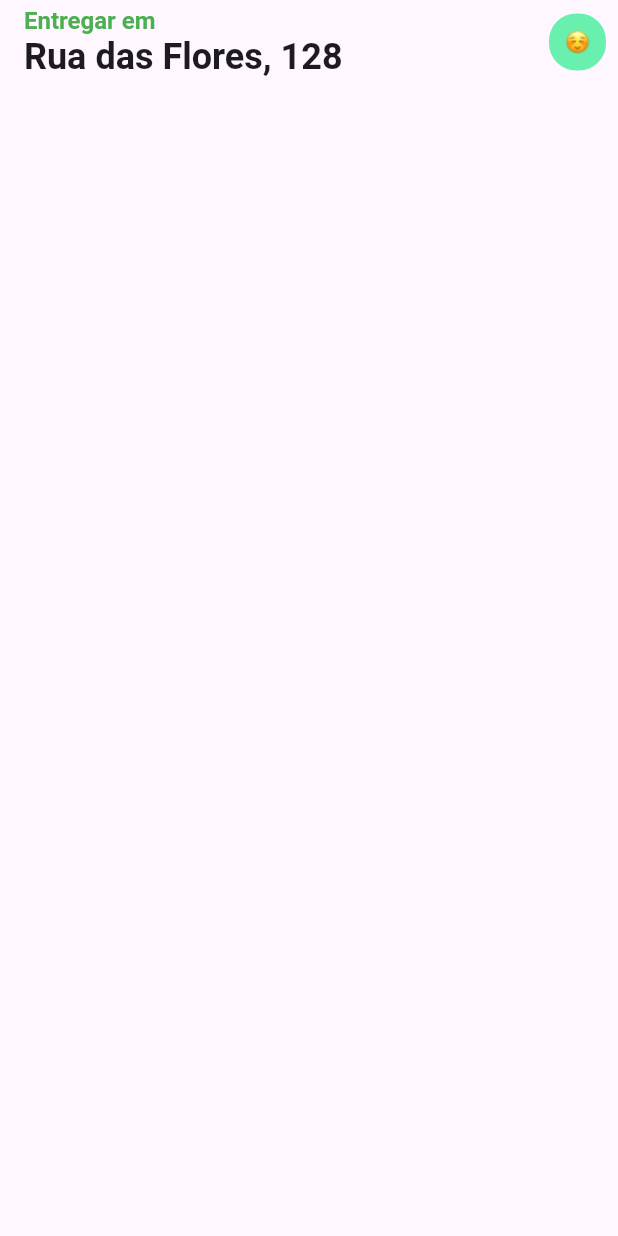
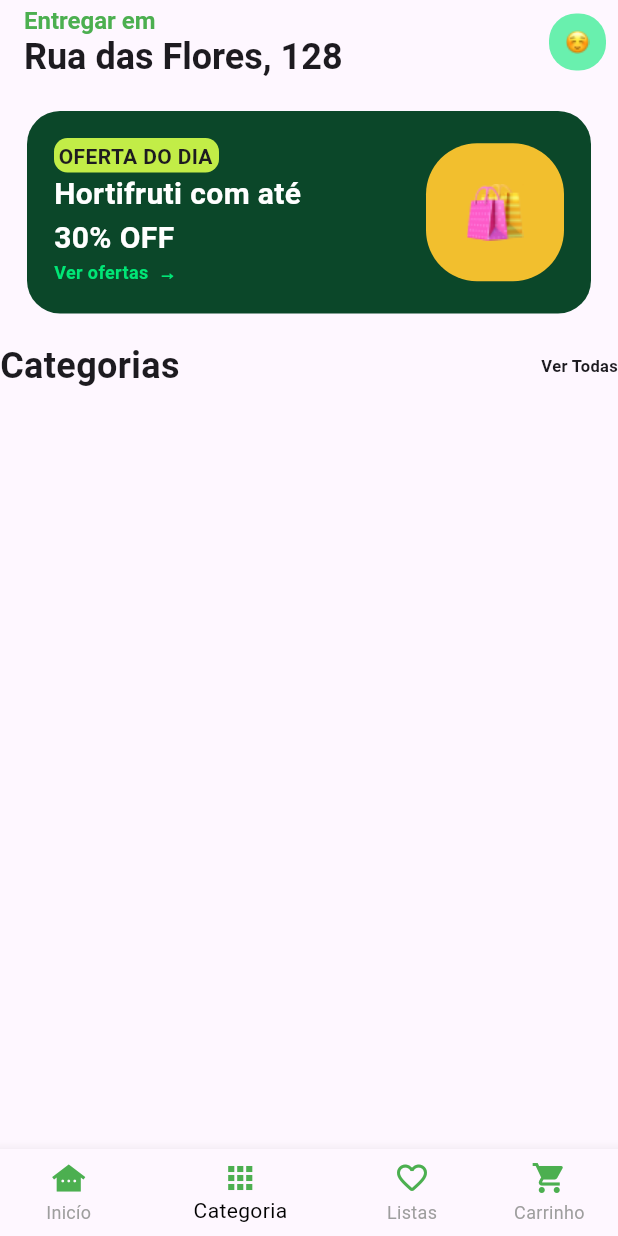
Before and after one commit to BrunoRprogm/Flutter_aulas, a Flutter app: the screen it shows after launch, on a phone screen of 412 x 824 dp. Run offline on Flutter 3.47's test engine with Material 3 defaults, Android fonts, the phone set to English and light mode, and no system bars.

Commit message:
Subindo a continuação da tela base - parei em ctegoria

```diff
--- a/aula_15_assets_imagensefontes_wrap/lib/main.dart
+++ b/aula_15_assets_imagensefontes_wrap/lib/main.dart
@@ -1,4 +1,5 @@
 import 'package:flutter/material.dart';
+import 'package:flutter/rendering.dart';
 
 void main() {
   runApp(const MyApp());
@@ -49,6 +50,128 @@ class MyApp extends StatelessWidget {
             ),
           ],
         ),
+        bottomNavigationBar: BottomNavigationBar(
+          showUnselectedLabels:
+              true, //Necessariamente para mostrar a escrita da
+          //bottom navegation quye não esta selecionada precisamos deixar esse cara em
+          //true
+          unselectedItemColor:
+              Colors.grey, //E este para alterar a cor das labels
+          //que por padrão vem quase como invísivel.
+          unselectedLabelStyle: TextStyle(color: Colors.black),
+          items: const [
+            BottomNavigationBarItem(
+              icon: Icon(Icons.other_houses_sharp, color: Colors.green),
+              label: 'Inicío',
+            ),
+            BottomNavigationBarItem(
+              icon: Icon(Icons.apps_outlined, color: Colors.green),
+              label: 'Categoria',
+            ),
+            BottomNavigationBarItem(
+              icon: Icon(Icons.favorite_border_rounded, color: Colors.green),
+              label: 'Listas',
+            ),
+            BottomNavigationBarItem(
+              icon: Icon(Icons.shopping_cart, color: Colors.green),
+              label: 'Carrinho',
+            ),
+          ],
+          currentIndex:
+              1, //serve para deixar marcado qual dos itens da app bar está ativo
+          //selecionado!
+          fixedColor: Colors.black,
+        ),
+        body: Column(
+          children: [
+            Container(
+              //Espaçamento fora do container "É oque não deixa
+              // o objeto encostar nas bordas"
+              margin: EdgeInsets.all(18),
+              padding: EdgeInsets.all(18),
+
+              decoration: BoxDecoration(
+                borderRadius: BorderRadius.circular(22),
+                color: Color(0xFF0B4729),
+              ),
+              child: Row(
+                // crossAxisAlignment: CrossAxisAlignment.start,
+                children: [
+                  Column(
+                    crossAxisAlignment: CrossAxisAlignment.start,
+                    children: [
+                      Container(
+                        padding: EdgeInsets.fromLTRB(3, 2, 3, 3),
+                        width: 110,
+                        height: 23,
+                        decoration: BoxDecoration(
+                          borderRadius: BorderRadius.circular(9),
+                          color: Color(0xFFC2ED47),
+                        ),
+                        child: Text(
+                          'OFERTA DO DIA',
+                          style: TextStyle(fontWeight: FontWeight.bold),
+                        ),
+                      ),
+
+                      Text(
+                        'Hortifruti com até',
+                        style: TextStyle(
+                          fontWeight: FontWeight.bold,
+                          fontSize: 20,
+                          color: Colors.white,
+                        ),
+                      ),
+                      Text(
+                        '30% OFF',
+                        style: TextStyle(
+                          fontWeight: FontWeight.bold,
+                          fontSize: 20,
+                          color: Colors.white,
+                        ),
+                      ),
+                      Text(
+                        'Ver ofertas  →',
+                        style: TextStyle(
+                          fontWeight: FontWeight.bold,
+                          fontSize: 12,
+                          color: Colors.greenAccent.shade400,
+                        ),
+                      ),
+                    ],
+                  ),
+                  Spacer(),
+                  Container(
+                    width: 92,
+                    height: 92,
+                    decoration: BoxDecoration(
+                      borderRadius: BorderRadius.circular(34),
+                      color: Color(0xFFF2BF2E),
+                    ),
+                    child: Image.asset(
+                      'assets/images/iconSacola.png',
+                      height: 38,
+                      width: 38,
+                    ),
+                  ),
+                ],
+              ),
+            ),
+            Row(
+              children: [
+                Text(
+                  'Categorias',
+                  style: TextStyle(fontWeight: FontWeight.bold, fontSize: 24),
+                ),
+                Spacer(),
+                Text(
+                  'Ver Todas',
+                  style: TextStyle(fontWeight: FontWeight.bold, fontSize: 11),
+                ),
+              ],
+            ),
+          ],
+        ),
       ),
     );
   }
--- a/aula_15_assets_imagensefontes_wrap/pubspec.yaml
+++ b/aula_15_assets_imagensefontes_wrap/pubspec.yaml
@@ -60,6 +60,7 @@ flutter:
   # To add assets to your application, add an assets section, like this:
   assets:
   - assets/images/IconSmile.png
+  - assets/images/iconSacola.png
   # An image asset can refer to one or more resolution-specific "variants", see
   # https://flutter.dev/to/resolution-aware-images
 
```
Also changed, not shown: aula_15_assets_imagensefontes_wrap/assets/images/iconSacola.png (added).
